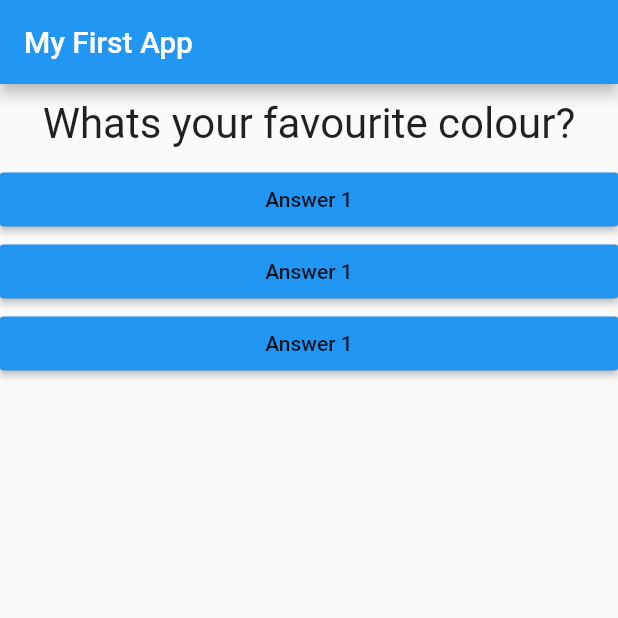
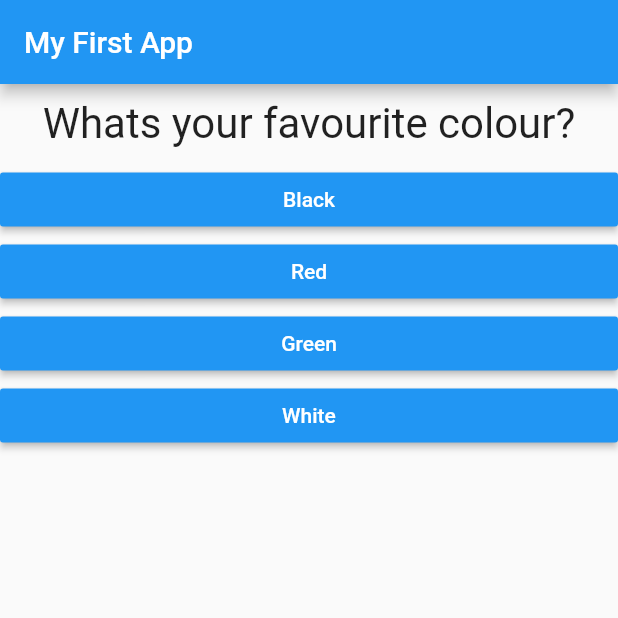
Before and after one commit to emmanueletti/flutter_complete_guide, a Flutter app: the screen it shows after launch, on a phone screen of 412 x 824 dp, the top half of it. Run offline on Flutter 3.47's test engine with Material 2 defaults, Android fonts, the phone set to English and light mode, and no system bars.

Commit message:
finished lesson 45

```diff
--- a/lib/answer.dart
+++ b/lib/answer.dart
@@ -2,8 +2,10 @@ import 'package:flutter/material.dart';
 
 class Answer extends StatelessWidget {
   final VoidCallback _answerQuestion;
+  final String answerText;
 
-  const Answer(this._answerQuestion, {Key? key}) : super(key: key);
+  const Answer(this._answerQuestion, this.answerText, {Key? key})
+      : super(key: key);
 
   @override
   Widget build(BuildContext context) {
@@ -16,8 +18,11 @@ class Answer extends StatelessWidget {
       child: RaisedButton(
         // providing color named argument with the value of a static property
         // on an un-instantiated Colors class
+        // Colors class is merely a grouping mechanism used to hold all the values
+        // for a collection of pre-defined color binaries
         color: Colors.blue,
-        child: Text('Answer 1'),
+        textColor: Colors.white,
+        child: Text(answerText),
         onPressed: _answerQuestion,
       ),
     );
--- a/lib/main.dart
+++ b/lib/main.dart
@@ -13,8 +13,18 @@ class MyApp extends StatefulWidget {
 
 class _MyAppState extends State<MyApp> {
   final questions = [
-    "Whats your favourite colour?",
-    "What's your favourite animal?"
+    {
+      'questionText': "Whats your favourite colour?",
+      'answers': ['Black', 'Red', 'Green', 'White']
+    },
+    {
+      'questionText': "What's your favourite animal?",
+      'answers': ['Rabbit', 'Snake', 'Elephant', 'Lion']
+    },
+    {
+      'questionText': "Who's your favourite instructor?",
+      'answers': ['Max', 'Peter', 'Sally', 'Diane']
+    }
   ];
 
   // Using var instead of the type "int" as it is better practise to
@@ -50,13 +60,26 @@ class _MyAppState extends State<MyApp> {
       // which itself takes a named children argument that takes an array
       // of widgets
       body: Column(children: <Widget>[
-          Question(questions[_questionIndex]),
-          Answer(_answerQuestion),
-          Answer(_answerQuestion),
-          Answer(_answerQuestion),
+        Question(questions[_questionIndex]['questionText'] as String),
+        // just like in React, an array or List of widgets can be declaratively
+        // passed to Flutter to render with a few additional Dart add-ons
+
+        // 1 - in this case, Dart needs to be explicitly told that questions[_questionIndex]['answers']
+        // is a list of strings, done using the "as List<String>" syntax
+
+        // 2 - Dart's map functions returns an "iterable" which is a parent class
+        // for all the different types of iterables (list, maps, etc). So we need
+        // to cast the vague "iterable" into a List using the .toList() method
+
+        // 3 - we are already inside a List of widgets (Column) and can't nest
+        // another list of widgets (Answers) inside. We want to pass distinct,
+        // stand alone widgets. So we use the spread operator to remove the
+        // brackets and have the content stand alone
+        ...(questions[_questionIndex]['answers'] as List<String>).map((answer) {
+          return Answer(_answerQuestion, answer);
+        }).toList(),
       ]),
-      ),
-    );
+    ));
   }
 }
 
```
Lines whose indentation alone changed are shown as unchanged.
